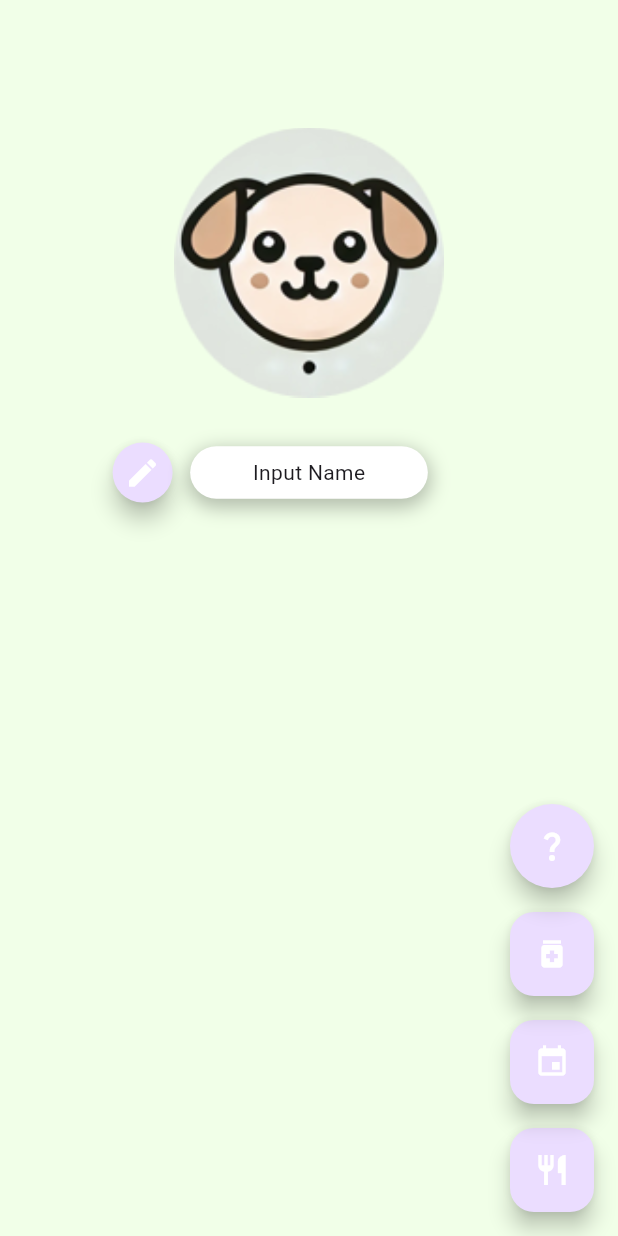
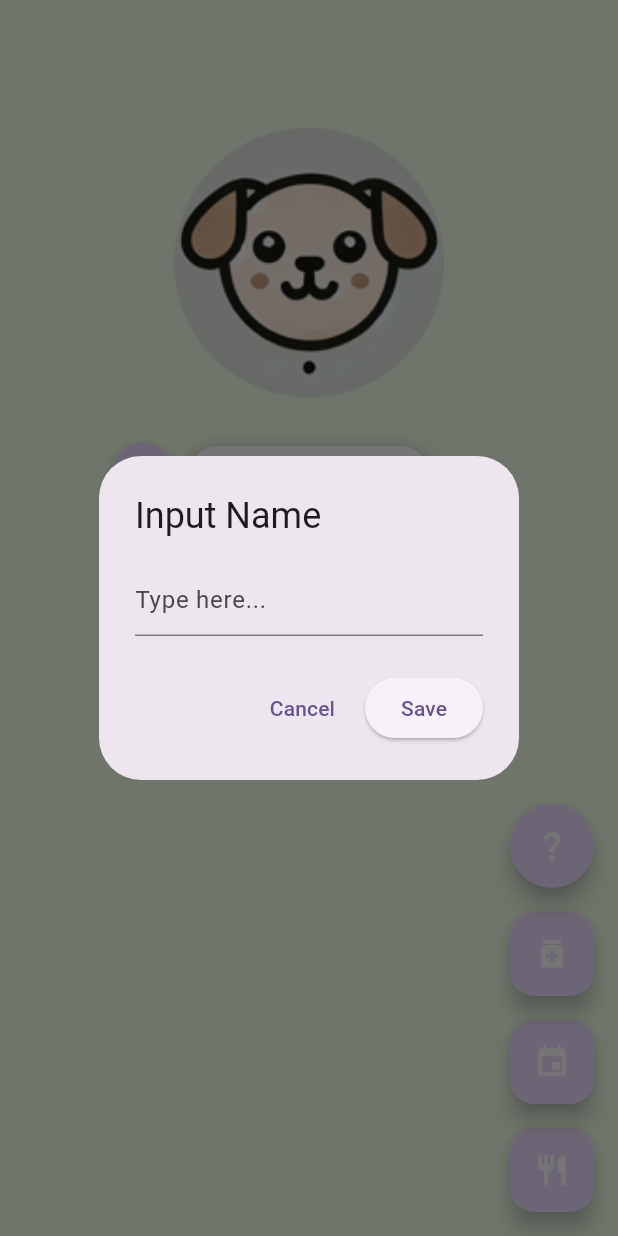
Before and after one commit to Ruhisawant/Pet-Care-App, a Flutter app: the screen it shows after launch, after a tap on the "edit" icon, on a phone screen of 412 x 824 dp. Run offline on Flutter 3.47's test engine with Material 3 defaults, Android fonts, the phone set to English and light mode, and no system bars; our stand-ins replace table_calendar.

Commit message:
Edit Name added

```diff
--- a/lib/main.dart
+++ b/lib/main.dart
@@ -32,6 +32,7 @@ class MainPage extends StatefulWidget {
 }
 
 class _MainPageState extends State<MainPage> {
+  final TextEditingController _controller = TextEditingController();
   String _nameText = "Input Name";
   String _asset = "assets/images/Dog.png";
 
@@ -52,7 +53,39 @@ class _MainPageState extends State<MainPage> {
                 Expanded(
                   flex: 2,
                   child: FloatingActionButton.small(
-                    onPressed: () {},
+                    onPressed: () {
+                      showDialog(
+                        context: context,
+                        builder: (context) {
+                          return AlertDialog(
+                            title: Text('Input Name'),
+                            content: TextField(
+                              controller: _controller,
+                              decoration: InputDecoration(
+                                hintText: 'Type here...',
+                              ),
+                            ),
+                            actions: [
+                              TextButton(
+                                onPressed: () {
+                                  Navigator.of(context).pop();
+                                },
+                                child: Text('Cancel'),
+                              ),
+                              ElevatedButton(
+                                onPressed: () {
+                                  setState(() {
+                                    _nameText = _controller.text;
+                                  });
+                                  Navigator.of(context).pop();
+                                },
+                                child: Text('Save'),
+                              ),
+                            ],
+                          );
+                        },
+                      );
+                    },
                     shape: CircleBorder(),
                     child: Icon(Icons.edit, color: Colors.white),
                   ),
```
